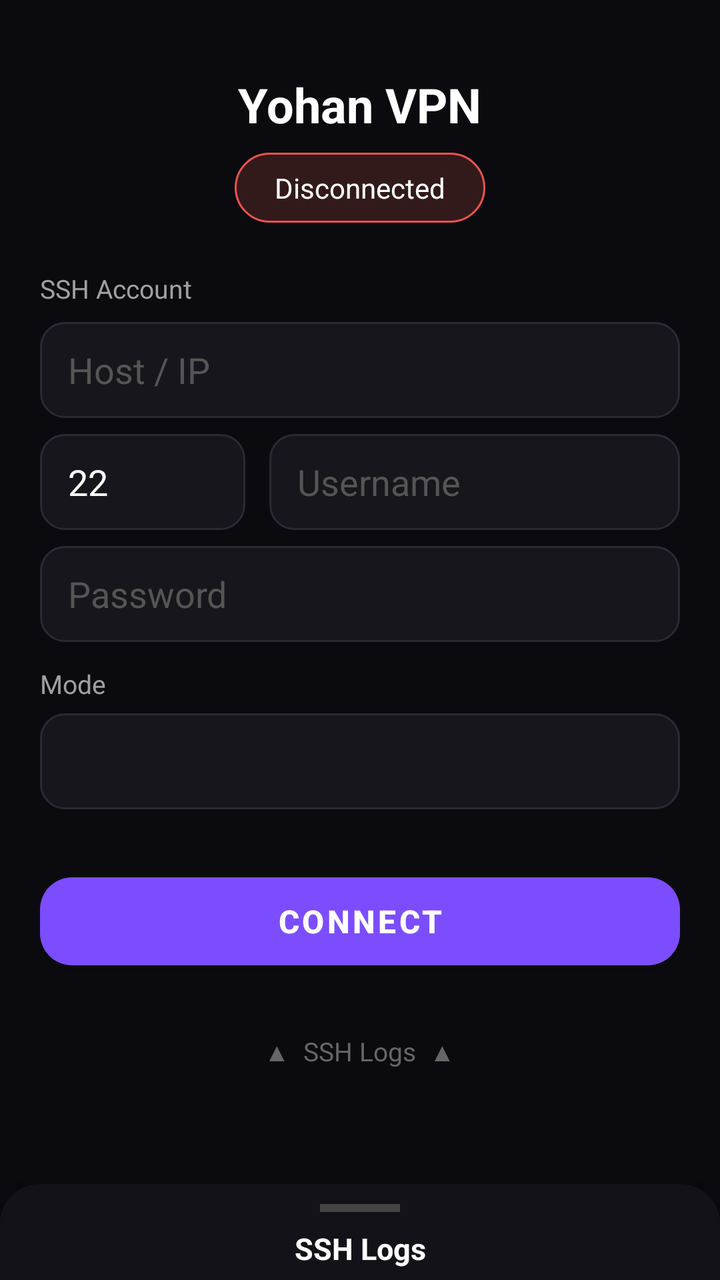
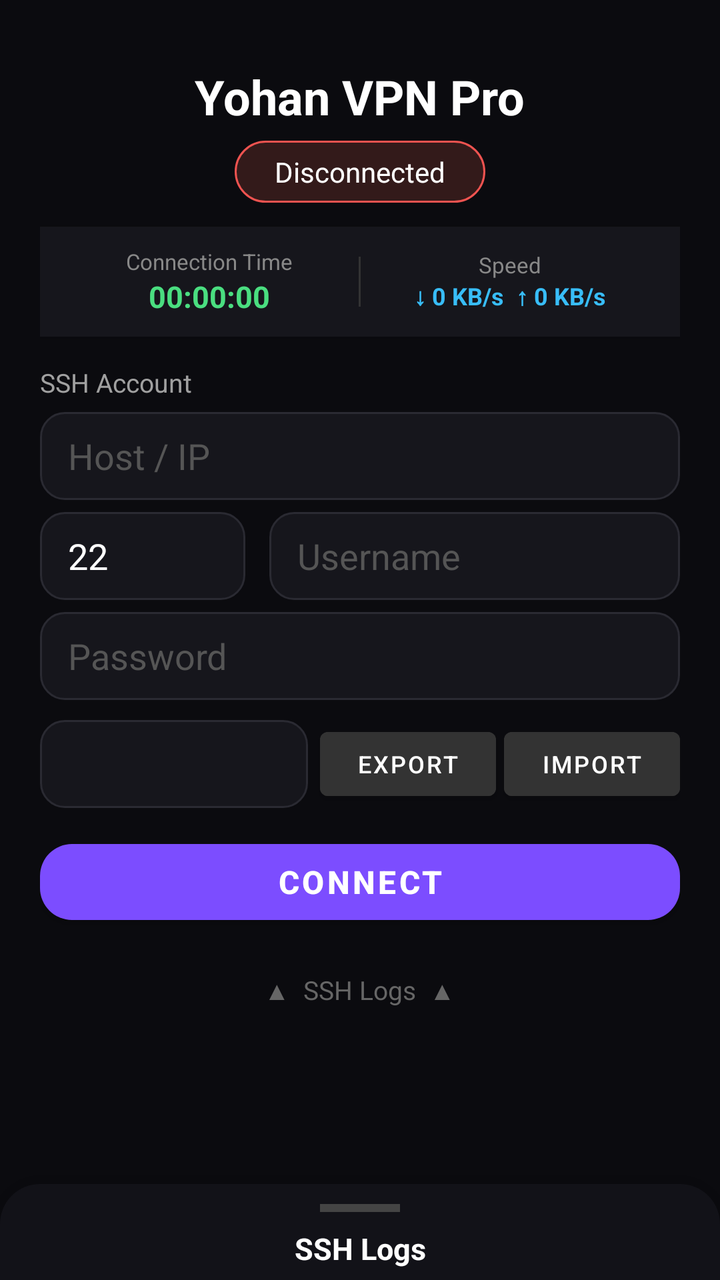

Screens rendered from an Android XML layout before and after an edit, with the pre-edit source and the edit as a unified diff.
<!-- AndroidManifest.xml: application theme Theme.HHHHVPN -->
<!-- res/layout/activity_main.xml -->
<?xml version="1.0" encoding="utf-8"?>
<androidx.coordinatorlayout.widget.CoordinatorLayout
    xmlns:android="http://schemas.android.com/apk/res/android"
    xmlns:app="http://schemas.android.com/apk/res-auto"
    android:layout_width="match_parent"
    android:layout_height="match_parent"
    android:background="#0B0B0F">

    
    <LinearLayout
        android:layout_width="match_parent"
        android:layout_height="match_parent"
        android:orientation="vertical"
        android:padding="20dp"
        android:gravity="center_horizontal">

        
        <TextView
            android:layout_width="wrap_content"
            android:layout_height="wrap_content"
            android:text="Yohan VPN"
            android:textColor="#FFFFFF"
            android:textSize="24sp"
            android:textStyle="bold"
            android:layout_marginTop="16dp"
            android:layout_marginBottom="8dp" />

        
        <TextView
            android:id="@+id/tvStatus"
            android:layout_width="wrap_content"
            android:layout_height="wrap_content"
            android:text="Disconnected"
            android:textColor="#FFFFFF"
            android:textSize="14sp"
            android:background="@drawable/status_pill_disconnected"
            android:paddingHorizontal="20dp"
            android:paddingVertical="8dp"
            android:layout_marginBottom="24dp" />

        
        <TextView
            android:layout_width="match_parent"
            android:layout_height="wrap_content"
            android:text="SSH Account"
            android:textColor="#A0A0A0"
            android:textSize="13sp"
            android:layout_marginBottom="8dp" />

        <EditText
            android:id="@+id/etHost"
            android:layout_width="match_parent"
            android:layout_height="48dp"
            android:hint="Host / IP"
            android:inputType="text"
            android:textColor="#FFFFFF"
            android:textColorHint="#555555"
            android:background="@drawable/edit_bg"
            android:paddingHorizontal="14dp"
            android:layout_marginBottom="8dp"
            android:singleLine="true" />

        <LinearLayout
            android:layout_width="match_parent"
            android:layout_height="wrap_content"
            android:orientation="horizontal"
            android:layout_marginBottom="8dp">

            <EditText
                android:id="@+id/etPort"
                android:layout_width="0dp"
                android:layout_height="48dp"
                android:layout_weight="1"
                android:hint="Port"
                android:inputType="number"
                android:textColor="#FFFFFF"
                android:textColorHint="#555555"
                android:background="@drawable/edit_bg"
                android:paddingHorizontal="14dp"
                android:layout_marginEnd="6dp"
                android:singleLine="true"
                android:text="22" />

            <EditText
                android:id="@+id/etUser"
                android:layout_width="0dp"
                android:layout_height="48dp"
                android:layout_weight="2"
                android:hint="Username"
                android:inputType="text"
                android:textColor="#FFFFFF"
                android:textColorHint="#555555"
                android:background="@drawable/edit_bg"
                android:paddingHorizontal="14dp"
                android:layout_marginStart="6dp"
                android:singleLine="true" />
        </LinearLayout>

        <EditText
            android:id="@+id/etPass"
            android:layout_width="match_parent"
            android:layout_height="48dp"
            android:hint="Password"
            android:inputType="textPassword"
            android:textColor="#FFFFFF"
            android:textColorHint="#555555"
            android:background="@drawable/edit_bg"
            android:paddingHorizontal="14dp"
            android:layout_marginBottom="12dp"
            android:singleLine="true" />

        
        <TextView
            android:layout_width="match_parent"
            android:layout_height="wrap_content"
            android:text="Mode"
            android:textColor="#A0A0A0"
            android:textSize="13sp"
            android:layout_marginBottom="6dp" />

        <Spinner
            android:id="@+id/spPreset"
            android:layout_width="match_parent"
            android:layout_height="48dp"
            android:background="@drawable/edit_bg"
            android:popupBackground="#1C1C22"
            android:layout_marginBottom="28dp" />

        
        <com.google.android.material.button.MaterialButton
            android:id="@+id/btnToggle"
            android:layout_width="match_parent"
            android:layout_height="56dp"
            android:text="CONNECT"
            android:textSize="16sp"
            android:textStyle="bold"
            android:textColor="#FFFFFF"
            app:backgroundTint="#7C4DFF"
            app:cornerRadius="16dp"
            android:layout_marginBottom="20dp" />

        
        <TextView
            android:id="@+id/tvLogsHint"
            android:layout_width="wrap_content"
            android:layout_height="wrap_content"
            android:text="▲  SSH Logs  ▲"
            android:textColor="#666666"
            android:textSize="13sp"
            android:padding="8dp" />

    </LinearLayout>

    
    <LinearLayout
        android:id="@+id/logsPanel"
        android:layout_width="match_parent"
        android:layout_height="320dp"
        android:orientation="vertical"
        android:background="@drawable/logs_panel_bg"
        android:elevation="16dp"
        app:layout_behavior="com.google.android.material.bottomsheet.BottomSheetBehavior"
        app:behavior_peekHeight="48dp"
        app:behavior_hideable="false">

        
        <View
            android:layout_width="40dp"
            android:layout_height="4dp"
            android:background="#444444"
            android:layout_gravity="center_horizontal"
            android:layout_marginTop="10dp"
            android:layout_marginBottom="8dp" />

        <TextView
            android:layout_width="match_parent"
            android:layout_height="wrap_content"
            android:text="SSH Logs"
            android:textColor="#FFFFFF"
            android:textStyle="bold"
            android:textSize="15sp"
            android:gravity="center"
            android:paddingBottom="8dp" />

        <TextView
            android:id="@+id/tvLogs"
            android:layout_width="match_parent"
            android:layout_height="0dp"
            android:layout_weight="1"
            android:background="#00000000"
            android:textColor="#B0BEC5"
            android:textSize="12sp"
            android:padding="12dp"
            android:scrollbars="vertical"
            android:fontFamily="monospace"
            android:lineSpacingExtra="2dp" />

        <Button
            android:id="@+id/btnClearLog"
            android:layout_width="match_parent"
            android:layout_height="40dp"
            android:text="Clear Logs"
            android:textColor="#AAAAAA"
            android:backgroundTint="#1A1A1A"
            android:layout_margin="8dp" />
    </LinearLayout>

</androidx.coordinatorlayout.widget.CoordinatorLayout>
<!-- resources referenced by this layout -->
<resources>
  <!-- drawable edit_bg (drawable) -->
  <?xml version="1.0" encoding="utf-8"?>
  <shape xmlns:android="http://schemas.android.com/apk/res/android"
      android:shape="rectangle">
      <solid android:color="#16161C" />
      <corners android:radius="12dp" />
      <stroke android:width="1dp" android:color="#2A2A32" />
  </shape>
  <!-- drawable logs_panel_bg (drawable) -->
  <?xml version="1.0" encoding="utf-8"?>
  <shape xmlns:android="http://schemas.android.com/apk/res/android"
      android:shape="rectangle">
      <solid android:color="#121218" />
      <corners android:topLeftRadius="20dp" android:topRightRadius="20dp" />
  </shape>
  <!-- drawable status_pill_disconnected (drawable) -->
  <?xml version="1.0" encoding="utf-8"?>
  <shape xmlns:android="http://schemas.android.com/apk/res/android"
      android:shape="rectangle">
      <solid android:color="#331A1A" />
      <corners android:radius="20dp" />
      <stroke android:width="1dp" android:color="#EF5350" />
  </shape>
  <style name="Theme.HHHHVPN" parent="Theme.MaterialComponents.DayNight.NoActionBar">
          <item name="colorPrimary">#1B5E20</item>
          <item name="colorPrimaryVariant">#0D3B12</item>
          <item name="colorOnPrimary">#FFFFFF</item>
          <item name="colorSecondary">#90CAF9</item>
          <item name="android:statusBarColor">#000000</item>
          <item name="android:navigationBarColor">#000000</item>
          <item name="android:windowBackground">#0D0D0D</item>
      </style>
</resources>

<!-- the commit's change to res/layout/activity_main.xml (unified diff, before → after) -->
@@ -18,12 +18,12 @@
         <TextView
             android:layout_width="wrap_content"
             android:layout_height="wrap_content"
-            android:text="Yohan VPN"
+            android:text="Yohan VPN Pro"
             android:textColor="#FFFFFF"
             android:textSize="24sp"
             android:textStyle="bold"
-            android:layout_marginTop="16dp"
-            android:layout_marginBottom="8dp" />
+            android:layout_marginTop="12dp"
+            android:layout_marginBottom="6dp" />
 
         
         <TextView
@@ -35,8 +35,69 @@
             android:textSize="14sp"
             android:background="@drawable/status_pill_disconnected"
             android:paddingHorizontal="20dp"
-            android:paddingVertical="8dp"
-            android:layout_marginBottom="24dp" />
+            android:paddingVertical="6dp"
+            android:layout_marginBottom="12dp" />
+
+        
+        <LinearLayout
+            android:layout_width="match_parent"
+            android:layout_height="wrap_content"
+            android:orientation="horizontal"
+            android:background="#16161C"
+            android:padding="10dp"
+            android:layout_marginBottom="14dp"
+            android:gravity="center"
+            android:elevation="2dp">
+
+            <LinearLayout
+                android:layout_width="0dp"
+                android:layout_weight="1"
+                android:layout_height="wrap_content"
+                android:orientation="vertical"
+                android:gravity="center">
+                <TextView
+                    android:text="Connection Time"
+                    android:textColor="#888888"
+                    android:textSize="11sp"
+                    android:layout_width="wrap_content"
+                    android:layout_height="wrap_content"/>
+                <TextView
+                    android:id="@+id/tvTimer"
+                    android:text="00:00:00"
+                    android:textColor="#4ADE80"
+                    android:textSize="15sp"
+                    android:textStyle="bold"
+                    android:layout_width="wrap_content"
+                    android:layout_height="wrap_content"/>
+            </LinearLayout>
+
+            <View
+                android:layout_width="1dp"
+                android:layout_height="25dp"
+                android:background="#333333"/>
+
+            <LinearLayout
+                android:layout_width="0dp"
+                android:layout_weight="1"
+                android:layout_height="wrap_content"
+                android:orientation="vertical"
+                android:gravity="center">
+                <TextView
+                    android:text="Speed"
+                    android:textColor="#888888"
+                    android:textSize="11sp"
+                    android:layout_width="wrap_content"
+                    android:layout_height="wrap_content"/>
+                <TextView
+                    android:id="@+id/tvSpeed"
+                    android:text="↓ 0 KB/s  ↑ 0 KB/s"
+                    android:textColor="#38BDF8"
+                    android:textSize="12sp"
+                    android:textStyle="bold"
+                    android:layout_width="wrap_content"
+                    android:layout_height="wrap_content"/>
+            </LinearLayout>
+        </LinearLayout>
 
         
         <TextView
@@ -45,31 +106,31 @@
             android:text="SSH Account"
             android:textColor="#A0A0A0"
             android:textSize="13sp"
-            android:layout_marginBottom="8dp" />
+            android:layout_marginBottom="6dp" />
 
         <EditText
             android:id="@+id/etHost"
             android:layout_width="match_parent"
-            android:layout_height="48dp"
+            android:layout_height="44dp"
             android:hint="Host / IP"
             android:inputType="text"
             android:textColor="#FFFFFF"
             android:textColorHint="#555555"
             android:background="@drawable/edit_bg"
             android:paddingHorizontal="14dp"
-            android:layout_marginBottom="8dp"
+            android:layout_marginBottom="6dp"
             android:singleLine="true" />
 
         <LinearLayout
             android:layout_width="match_parent"
             android:layout_height="wrap_content"
             android:orientation="horizontal"
-            android:layout_marginBottom="8dp">
+            android:layout_marginBottom="6dp">
 
             <EditText
                 android:id="@+id/etPort"
                 android:layout_width="0dp"
-                android:layout_height="48dp"
+                android:layout_height="44dp"
                 android:layout_weight="1"
                 android:hint="Port"
                 android:inputType="number"
@@ -84,7 +145,7 @@
             <EditText
                 android:id="@+id/etUser"
                 android:layout_width="0dp"
-                android:layout_height="48dp"
+                android:layout_height="44dp"
                 android:layout_weight="2"
                 android:hint="Username"
                 android:inputType="text"
@@ -99,45 +160,64 @@
         <EditText
             android:id="@+id/etPass"
             android:layout_width="match_parent"
-            android:layout_height="48dp"
+            android:layout_height="44dp"
             android:hint="Password"
             android:inputType="textPassword"
             android:textColor="#FFFFFF"
             android:textColorHint="#555555"
             android:background="@drawable/edit_bg"
             android:paddingHorizontal="14dp"
-            android:layout_marginBottom="12dp"
+            android:layout_marginBottom="10dp"
             android:singleLine="true" />
 
         
-        <TextView
-            android:layout_width="match_parent"
-            android:layout_height="wrap_content"
-            android:text="Mode"
-            android:textColor="#A0A0A0"
-            android:textSize="13sp"
-            android:layout_marginBottom="6dp" />
-
-        <Spinner
-            android:id="@+id/spPreset"
-            android:layout_width="match_parent"
-            android:layout_height="48dp"
-            android:background="@drawable/edit_bg"
-            android:popupBackground="#1C1C22"
-            android:layout_marginBottom="28dp" />
+        <LinearLayout
+            android:layout_width="match_parent"
+            android:layout_height="wrap_content"
+            android:orientation="horizontal"
+            android:layout_marginBottom="12dp">
+
+            <Spinner
+                android:id="@+id/spPreset"
+                android:layout_width="0dp"
+                android:layout_weight="1"
+                android:layout_height="44dp"
+                android:background="@drawable/edit_bg"
+                android:popupBackground="#1C1C22"
+                android:layout_marginEnd="6dp" />
+
+            <Button
+                android:id="@+id/btnExport"
+                android:layout_width="wrap_content"
+                android:layout_height="44dp"
+                android:text="Export"
+                android:textColor="#FFFFFF"
+                android:textSize="12sp"
+                android:backgroundTint="#333333"
+                android:layout_marginEnd="4dp" />
+
+            <Button
+                android:id="@+id/btnImport"
+                android:layout_width="wrap_content"
+                android:layout_height="44dp"
+                android:text="Import"
+                android:textColor="#FFFFFF"
+                android:textSize="12sp"
+                android:backgroundTint="#333333" />
+        </LinearLayout>
 
         
         <com.google.android.material.button.MaterialButton
             android:id="@+id/btnToggle"
             android:layout_width="match_parent"
-            android:layout_height="56dp"
+            android:layout_height="50dp"
             android:text="CONNECT"
             android:textSize="16sp"
             android:textStyle="bold"
             android:textColor="#FFFFFF"
             app:backgroundTint="#7C4DFF"
             app:cornerRadius="16dp"
-            android:layout_marginBottom="20dp" />
+            android:layout_marginBottom="14dp" />
 
         
         <TextView
@@ -147,7 +227,7 @@
             android:text="▲  SSH Logs  ▲"
             android:textColor="#666666"
             android:textSize="13sp"
-            android:padding="8dp" />
+            android:padding="6dp" />
 
     </LinearLayout>
 
